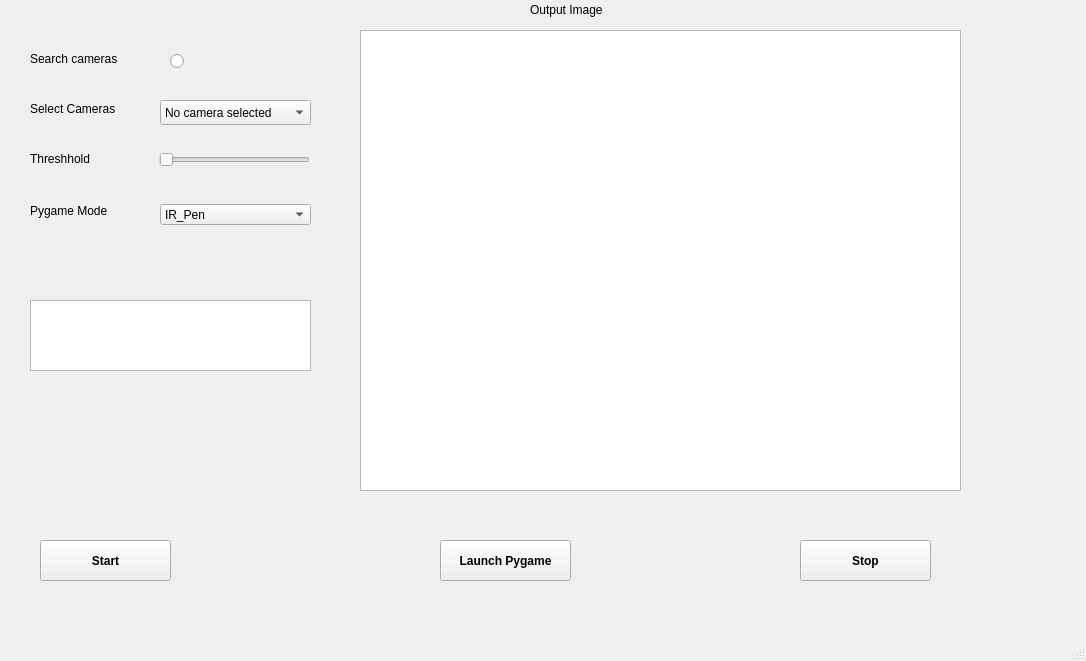
ja-ri/capstone, file main.ui: the form before one commit.
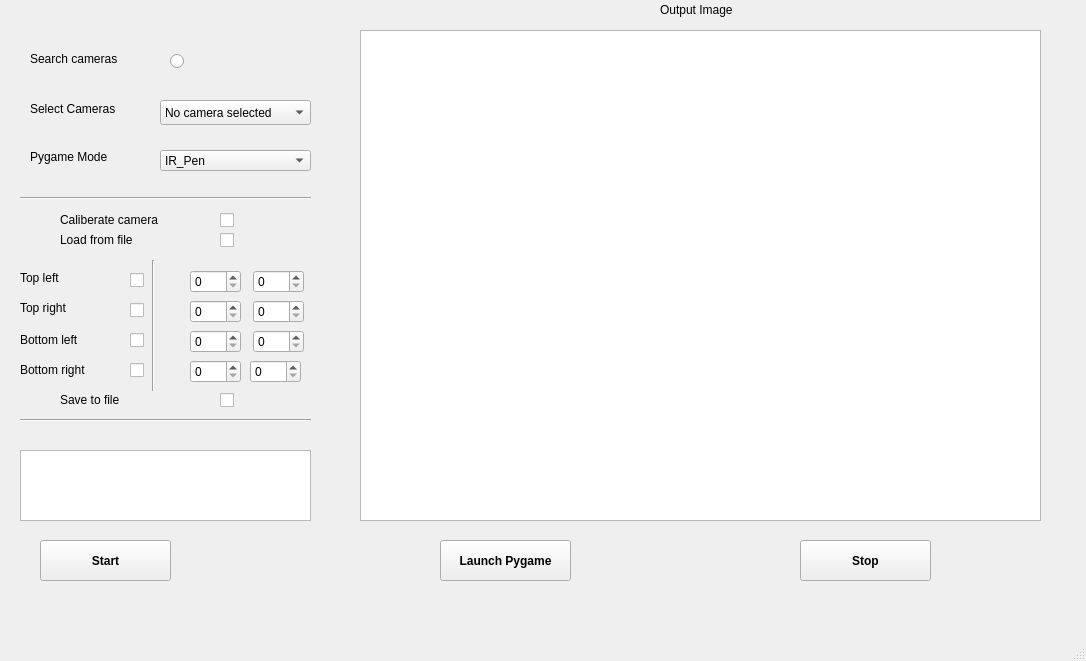
The form after the commit.

The edit to the form file:
```diff
--- a/main.ui
+++ b/main.ui
@@ -80,27 +80,14 @@
    <widget class="QLabel" name="label_3">
     <property name="geometry">
      <rect>
-      <x>30</x>
-      <y>150</y>
-      <width>121</width>
-      <height>17</height>
-     </rect>
-    </property>
-    <property name="text">
-     <string>Threshhold</string>
-    </property>
-   </widget>
-   <widget class="QSlider" name="slider_">
-    <property name="geometry">
-     <rect>
-      <x>159</x>
-      <y>150</y>
-      <width>151</width>
+      <x>60</x>
+      <y>210</y>
+      <width>141</width>
       <height>20</height>
      </rect>
     </property>
-    <property name="orientation">
-     <enum>Qt::Horizontal</enum>
+    <property name="text">
+     <string>Caliberate camera</string>
     </property>
    </widget>
    <widget class="QGraphicsView" name="graphicview">
@@ -108,15 +95,15 @@
      <rect>
       <x>360</x>
       <y>30</y>
-      <width>601</width>
-      <height>461</height>
+      <width>681</width>
+      <height>491</height>
      </rect>
     </property>
    </widget>
    <widget class="QLabel" name="label_4">
     <property name="geometry">
      <rect>
-      <x>530</x>
+      <x>660</x>
       <y>0</y>
       <width>111</width>
       <height>20</height>
@@ -147,9 +134,9 @@
    <widget class="QTextEdit" name="textbox">
     <property name="geometry">
      <rect>
-      <x>30</x>
-      <y>300</y>
-      <width>281</width>
+      <x>20</x>
+      <y>450</y>
+      <width>291</width>
       <height>71</height>
      </rect>
     </property>
@@ -196,7 +183,7 @@
     <property name="geometry">
      <rect>
       <x>30</x>
-      <y>200</y>
+      <y>146</y>
       <width>101</width>
       <height>21</height>
      </rect>
@@ -209,7 +196,7 @@
     <property name="geometry">
      <rect>
       <x>160</x>
-      <y>204</y>
+      <y>150</y>
       <width>151</width>
       <height>21</height>
      </rect>
@@ -230,6 +217,324 @@
      </property>
     </item>
    </widget>
+   <widget class="QCheckBox" name="caliberate_checkBox">
+    <property name="geometry">
+     <rect>
+      <x>220</x>
+      <y>210</y>
+      <width>16</width>
+      <height>20</height>
+     </rect>
+    </property>
+    <property name="text">
+     <string/>
+    </property>
+   </widget>
+   <widget class="QLabel" name="label_5">
+    <property name="geometry">
+     <rect>
+      <x>20</x>
+      <y>270</y>
+      <width>71</width>
+      <height>16</height>
+     </rect>
+    </property>
+    <property name="text">
+     <string>Top left</string>
+    </property>
+   </widget>
+   <widget class="QLabel" name="label_6">
+    <property name="geometry">
+     <rect>
+      <x>20</x>
+      <y>300</y>
+      <width>81</width>
+      <height>16</height>
+     </rect>
+    </property>
+    <property name="text">
+     <string>Top right</string>
+    </property>
+   </widget>
+   <widget class="QLabel" name="label_7">
+    <property name="geometry">
+     <rect>
+      <x>20</x>
+      <y>330</y>
+      <width>91</width>
+      <height>20</height>
+     </rect>
+    </property>
+    <property name="text">
+     <string>Bottom left</string>
+    </property>
+   </widget>
+   <widget class="QLabel" name="label_8">
+    <property name="geometry">
+     <rect>
+      <x>20</x>
+      <y>360</y>
+      <width>101</width>
+      <height>20</height>
+     </rect>
+    </property>
+    <property name="text">
+     <string>Bottom right</string>
+    </property>
+   </widget>
+   <widget class="QSpinBox" name="tplx">
+    <property name="geometry">
+     <rect>
+      <x>190</x>
+      <y>270</y>
+      <width>51</width>
+      <height>23</height>
+     </rect>
+    </property>
+    <property name="maximum">
+     <number>1000</number>
+    </property>
+   </widget>
+   <widget class="Line" name="line">
+    <property name="geometry">
+     <rect>
+      <x>20</x>
+      <y>190</y>
+      <width>291</width>
+      <height>16</height>
+     </rect>
+    </property>
+    <property name="orientation">
+     <enum>Qt::Horizontal</enum>
+    </property>
+   </widget>
+   <widget class="QSpinBox" name="tply">
+    <property name="geometry">
+     <rect>
+      <x>253</x>
+      <y>270</y>
+      <width>51</width>
+      <height>23</height>
+     </rect>
+    </property>
+    <property name="maximum">
+     <number>1000</number>
+    </property>
+   </widget>
+   <widget class="Line" name="line_2">
+    <property name="geometry">
+     <rect>
+      <x>143</x>
+      <y>260</y>
+      <width>20</width>
+      <height>131</height>
+     </rect>
+    </property>
+    <property name="orientation">
+     <enum>Qt::Vertical</enum>
+    </property>
+   </widget>
+   <widget class="QSpinBox" name="tpry">
+    <property name="geometry">
+     <rect>
+      <x>253</x>
+      <y>300</y>
+      <width>51</width>
+      <height>23</height>
+     </rect>
+    </property>
+    <property name="maximum">
+     <number>1000</number>
+    </property>
+   </widget>
+   <widget class="QSpinBox" name="tprx">
+    <property name="geometry">
+     <rect>
+      <x>190</x>
+      <y>300</y>
+      <width>51</width>
+      <height>23</height>
+     </rect>
+    </property>
+    <property name="maximum">
+     <number>1000</number>
+    </property>
+   </widget>
+   <widget class="QSpinBox" name="btly">
+    <property name="geometry">
+     <rect>
+      <x>253</x>
+      <y>330</y>
+      <width>51</width>
+      <height>23</height>
+     </rect>
+    </property>
+    <property name="maximum">
+     <number>1000</number>
+    </property>
+   </widget>
+   <widget class="QSpinBox" name="btlx">
+    <property name="geometry">
+     <rect>
+      <x>190</x>
+      <y>330</y>
+      <width>51</width>
+      <height>23</height>
+     </rect>
+    </property>
+    <property name="maximum">
+     <number>1000</number>
+    </property>
+   </widget>
+   <widget class="QSpinBox" name="btry">
+    <property name="geometry">
+     <rect>
+      <x>250</x>
+      <y>360</y>
+      <width>51</width>
+      <height>23</height>
+     </rect>
+    </property>
+    <property name="maximum">
+     <number>1000</number>
+    </property>
+    <property name="value">
+     <number>0</number>
+    </property>
+    <property name="displayIntegerBase">
+     <number>10</number>
+    </property>
+   </widget>
+   <widget class="QSpinBox" name="btrx">
+    <property name="geometry">
+     <rect>
+      <x>190</x>
+      <y>360</y>
+      <width>51</width>
+      <height>23</height>
+     </rect>
+    </property>
+    <property name="maximum">
+     <number>1000</number>
+    </property>
+   </widget>
+   <widget class="Line" name="line_3">
+    <property name="geometry">
+     <rect>
+      <x>20</x>
+      <y>410</y>
+      <width>291</width>
+      <height>20</height>
+     </rect>
+    </property>
+    <property name="orientation">
+     <enum>Qt::Horizontal</enum>
+    </property>
+   </widget>
+   <widget class="QLabel" name="label_9">
+    <property name="geometry">
+     <rect>
+      <x>60</x>
+      <y>230</y>
+      <width>141</width>
+      <height>20</height>
+     </rect>
+    </property>
+    <property name="text">
+     <string>Load from file</string>
+    </property>
+   </widget>
+   <widget class="QCheckBox" name="caliberate_load">
+    <property name="geometry">
+     <rect>
+      <x>220</x>
+      <y>230</y>
+      <width>16</width>
+      <height>20</height>
+     </rect>
+    </property>
+    <property name="text">
+     <string/>
+    </property>
+   </widget>
+   <widget class="QCheckBox" name="checkBox_TPL">
+    <property name="geometry">
+     <rect>
+      <x>130</x>
+      <y>270</y>
+      <width>16</width>
+      <height>20</height>
+     </rect>
+    </property>
+    <property name="text">
+     <string/>
+    </property>
+   </widget>
+   <widget class="QCheckBox" name="checkBox_TPR">
+    <property name="geometry">
+     <rect>
+      <x>130</x>
+      <y>300</y>
+      <width>16</width>
+      <height>20</height>
+     </rect>
+    </property>
+    <property name="text">
+     <string/>
+    </property>
+   </widget>
+   <widget class="QCheckBox" name="checkBox_BTL">
+    <property name="geometry">
+     <rect>
+      <x>130</x>
+      <y>330</y>
+      <width>16</width>
+      <height>20</height>
+     </rect>
+    </property>
+    <property name="text">
+     <string/>
+    </property>
+   </widget>
+   <widget class="QCheckBox" name="checkBox_BTR">
+    <property name="geometry">
+     <rect>
+      <x>130</x>
+      <y>360</y>
+      <width>16</width>
+      <height>20</height>
+     </rect>
+    </property>
+    <property name="text">
+     <string/>
+    </property>
+   </widget>
+   <widget class="QLabel" name="label_10">
+    <property name="geometry">
+     <rect>
+      <x>60</x>
+      <y>390</y>
+      <width>141</width>
+      <height>20</height>
+     </rect>
+    </property>
+    <property name="text">
+     <string>Save to file</string>
+    </property>
+   </widget>
+   <widget class="QCheckBox" name="caliberate_save">
+    <property name="geometry">
+     <rect>
+      <x>220</x>
+      <y>390</y>
+      <width>16</width>
+      <height>20</height>
+     </rect>
+    </property>
+    <property name="text">
+     <string/>
+    </property>
+   </widget>
   </widget>
   <widget class="QMenuBar" name="menubar">
    <property name="geometry">
```
Left out of the diff: 5 changed lines with no effect on the pictures.
